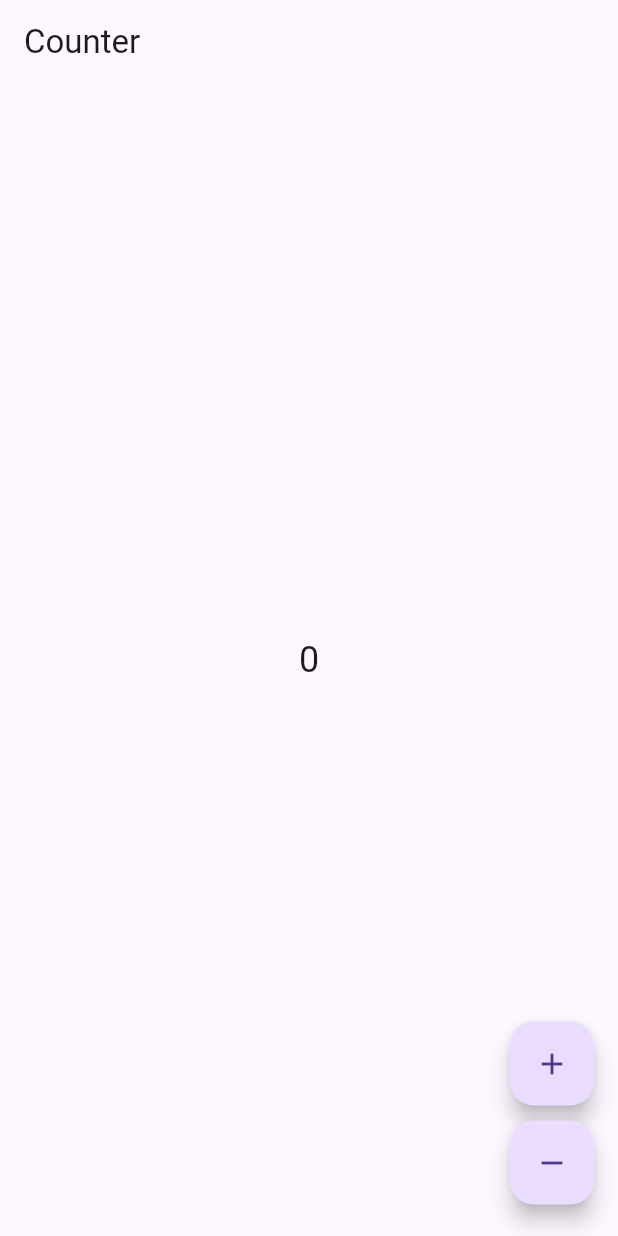
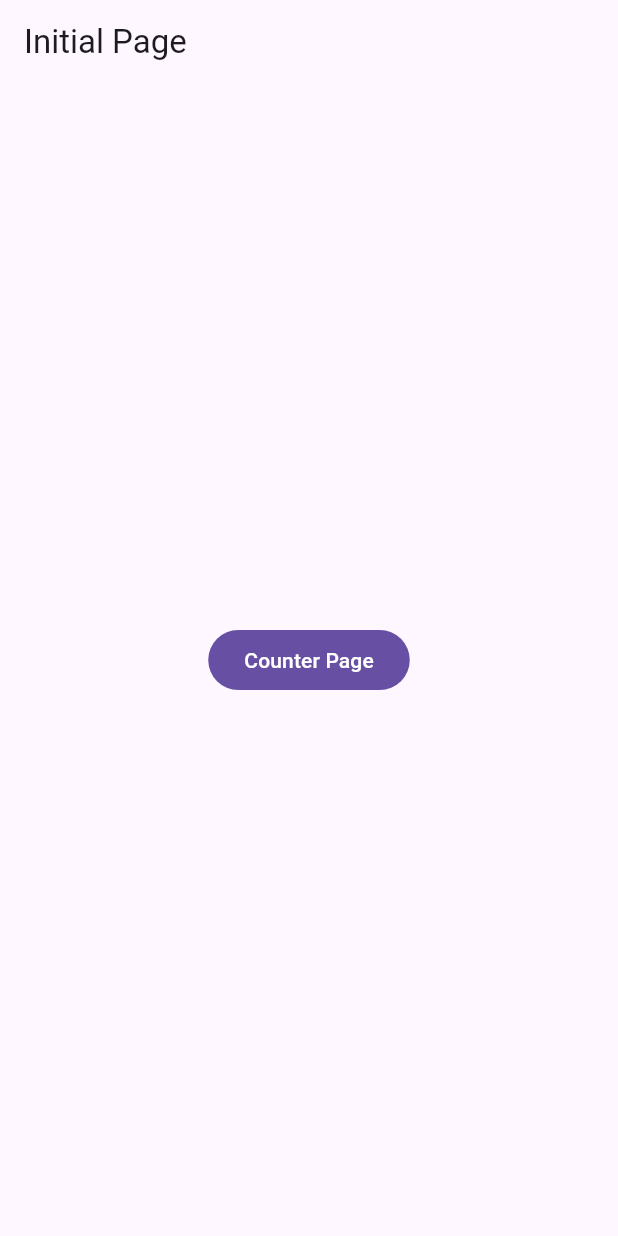
Before and after one commit to Stanislav-Petkov/flutter_architectures_and_state_management_projects, a Flutter app: the screen it shows after launch, on a phone screen of 412 x 824 dp. Run offline on Flutter 3.47's test engine with Material 3 defaults, Android fonts, the light colour scheme and no system bars; our stand-ins replace auto_route, bloc, dart_mappable, dio, flutter_bloc, flutter_dotenv and 3 more; generated files the repository leaves out were written again.

Commit message:
Add FVM configuration, implement routing, and create counter feature

```diff
--- /dev/null
+++ b/bloc_examples/lib/core/routes/app_router.dart
@@ -0,0 +1,11 @@
+import 'package:auto_route/auto_route.dart';
+import 'package:bloc_examples/core/routes/app_router.gr.dart';
+
+@AutoRouterConfig()
+class AppRouter extends RootStackRouter {
+  @override
+  List<AutoRoute> get routes => [
+    AutoRoute(page: InitialRoute.page, initial: true),
+    AutoRoute(page: CounterRoute.page),
+  ];
+}
--- /dev/null
+++ b/bloc_examples/lib/feature/initial/presentaion/widgets/initial_page.dart
@@ -0,0 +1,26 @@
+import 'package:auto_route/auto_route.dart';
+import 'package:bloc_examples/core/routes/app_router.gr.dart';
+import 'package:flutter/material.dart';
+
+@RoutePage()
+class InitialPage extends StatelessWidget {
+  const InitialPage({super.key});
+
+  @override
+  Widget build(BuildContext context) {
+    return Scaffold(
+      appBar: AppBar(title: Text('Initial Page')),
+      body: Center(
+        child: Column(
+          mainAxisAlignment: MainAxisAlignment.center,
+          children: [
+            FilledButton(
+              onPressed: () => context.router.push(CounterRoute()),
+              child: Text('Counter Page'),
+            ),
+          ],
+        ),
+      ),
+    );
+  }
+}
--- a/bloc_examples/lib/main.dart
+++ b/bloc_examples/lib/main.dart
@@ -1,78 +1,26 @@
-import 'package:bloc/bloc.dart';
+import 'package:bloc_examples/core/routes/app_router.dart';
+import 'package:bloc_examples/feature/counter/presentation/bloc/counter_bloc.dart';
+import 'package:bloc_examples/feature/counter/presentation/widgets/counter_page.dart';
+import 'package:bloc_examples/feature/initial/presentaion/widgets/initial_page.dart';
 import 'package:flutter/material.dart';
-import 'package:flutter/widgets.dart';
 import 'package:flutter_bloc/flutter_bloc.dart';
 
-sealed class CounterEvent {}
-
-class CounterIncrement extends CounterEvent {}
-
-class CounterDecrement extends CounterEvent {}
-
-class CounterBloc extends Bloc<CounterEvent, int> {
-  CounterBloc() : super(0) {
-    on<CounterIncrement>((event, emit) {
-      emit(state + 1);
-    });
-    on<CounterDecrement>((event, emit) {
-      emit(state - 1);
-    });
-  }
+void main() async {
+  WidgetsFlutterBinding.ensureInitialized();
+  final appRouter = AppRouter();
+  runApp(BlocExamplesApp(appRouter));
 }
 
-void main() async {
-  runApp(CounterApp());
-}
+class BlocExamplesApp extends StatelessWidget {
+  const BlocExamplesApp(this._appRouter, {super.key});
 
-class CounterApp extends StatelessWidget {
-  const CounterApp({super.key});
+  final AppRouter _appRouter;
 
   @override
   Widget build(BuildContext context) {
-    return MaterialApp(
-      home: BlocProvider(
-        create: (_) => CounterBloc(),
-        child: CounterPage(),
-      ),
+    return MaterialApp.router(
+      routerConfig: _appRouter.config(),
+      builder: (context, child) => child!,
     );
   }
 }
-
-class CounterPage extends StatelessWidget {
-  @override
-  Widget build(BuildContext context) {
-    return Scaffold(
-      appBar: AppBar(title: Text('Counter')),
-      body: BlocBuilder<CounterBloc, int>(
-        builder: (context, count) {
-          return Center(
-            child: Text(
-              '$count',
-              style: TextStyle(fontSize: 24.0),
-            ),
-          );
-        },
-      ),
-      floatingActionButton: Column(
-        crossAxisAlignment: CrossAxisAlignment.end,
-        mainAxisAlignment: MainAxisAlignment.end,
-        children: <Widget>[
-          Padding(
-            padding: EdgeInsets.symmetric(vertical: 5.0),
-            child: FloatingActionButton(
-              child: Icon(Icons.add),
-              onPressed: () => context.read<CounterBloc>().add(CounterIncrement()),
-            ),
-          ),
-          Padding(
-            padding: EdgeInsets.symmetric(vertical: 5.0),
-            child: FloatingActionButton(
-              child: Icon(Icons.remove),
-              onPressed: () => context.read<CounterBloc>().add(CounterDecrement()),
-            ),
-          ),
-        ],
-      ),
-    );
-  }
-}
--- a/bloc_examples/pubspec.yaml
+++ b/bloc_examples/pubspec.yaml
@@ -11,11 +11,15 @@ dependencies:
     sdk: flutter
   cupertino_icons: ^1.0.8
   bloc: ^9.0.0
+  flutter_bloc: ^9.1.1
+  auto_route: ^10.0.1
 
 dev_dependencies:
   flutter_test:
     sdk: flutter
   flutter_lints: ^5.0.0
+  build_runner: ^2.4.15
+  auto_route_generator: ^10.0.1
 
 flutter:
   uses-material-design: true
```
Also changed, not shown: bloc_examples/lib/feature/counter/presentation/bloc/counter_bloc.dart (added, +18 -0 lines), bloc_examples/lib/feature/counter/presentation/widgets/counter_page.dart (added, +18 -0 lines), bloc_examples/lib/feature/counter/presentation/widgets/counter_view.dart (added, +46 -0 lines), bloc_examples/lib/core/routes/app_router.gr.dart (added), bloc_examples/pubspec.lock, 3 other files.
